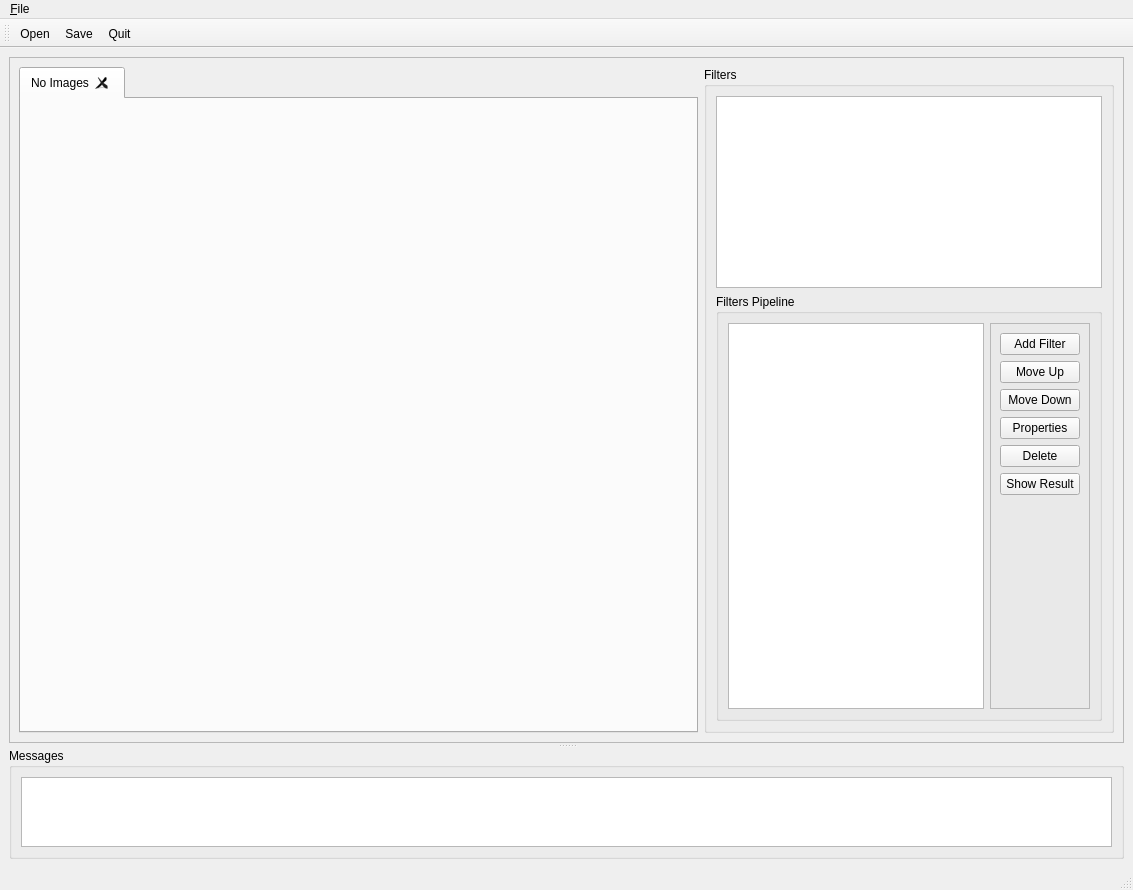
PierFF/Vision, file testbench.ui: the form before one commit.
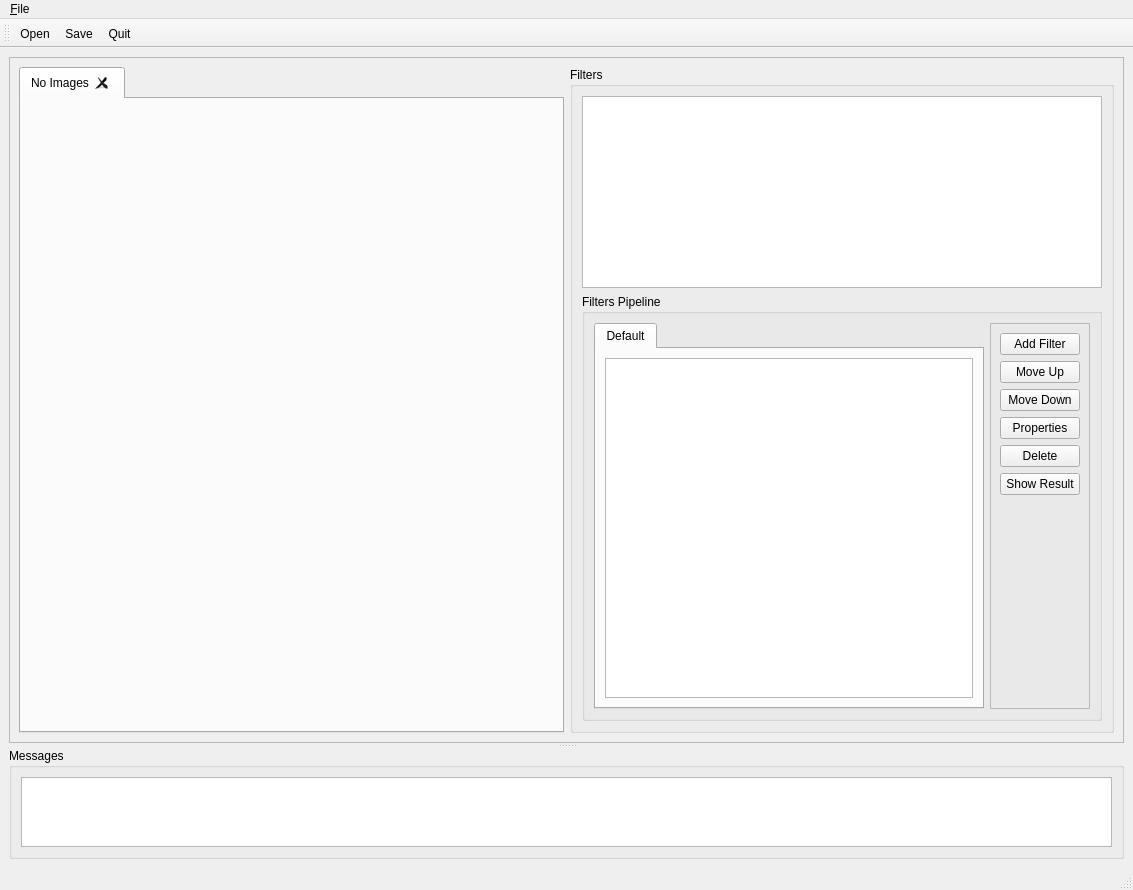
The form after the commit.

```diff
--- a/testbench.ui
+++ b/testbench.ui
@@ -105,6 +105,16 @@
              </property>
              <layout class="QHBoxLayout" name="horizontalLayout_3">
               <item>
+               <widget class="QTabWidget" name="tabWidget">
+                <property name="currentIndex">
+                 <number>0</number>
+                </property>
+                <widget class="QWidget" name="defaultPipelineTab">
+                 <attribute name="title">
+                  <string>Default</string>
+                 </attribute>
+                 <layout class="QHBoxLayout" name="horizontalLayout_2">
+                  <item>
                <widget class="QListWidget" name="listWidget">
                 <property name="sizePolicy">
                  <sizepolicy hsizetype="Preferred" vsizetype="Preferred">
@@ -114,6 +124,10 @@
                 </property>
                </widget>
               </item>
+                 </layout>
+                </widget>
+               </widget>
+              </item>
               <item>
                <widget class="QFrame" name="frame_2">
                 <property name="frameShape">
```
Left out of the diff: 2 changed lines with no effect on the pictures. Lines whose indentation alone changed are shown as unchanged.
